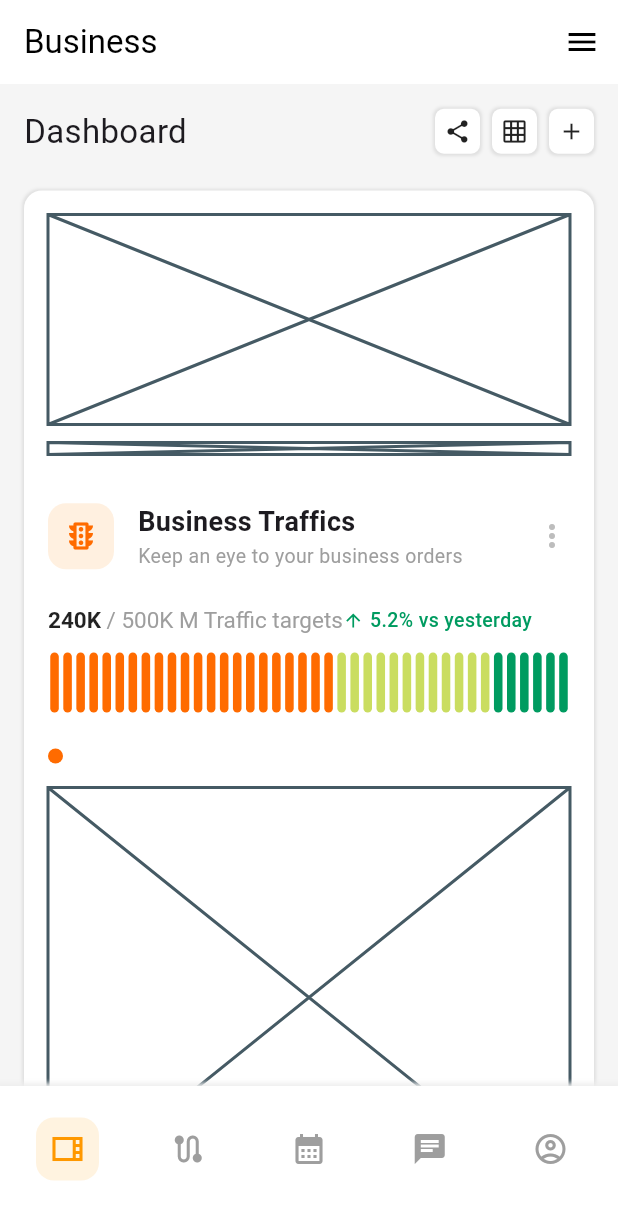
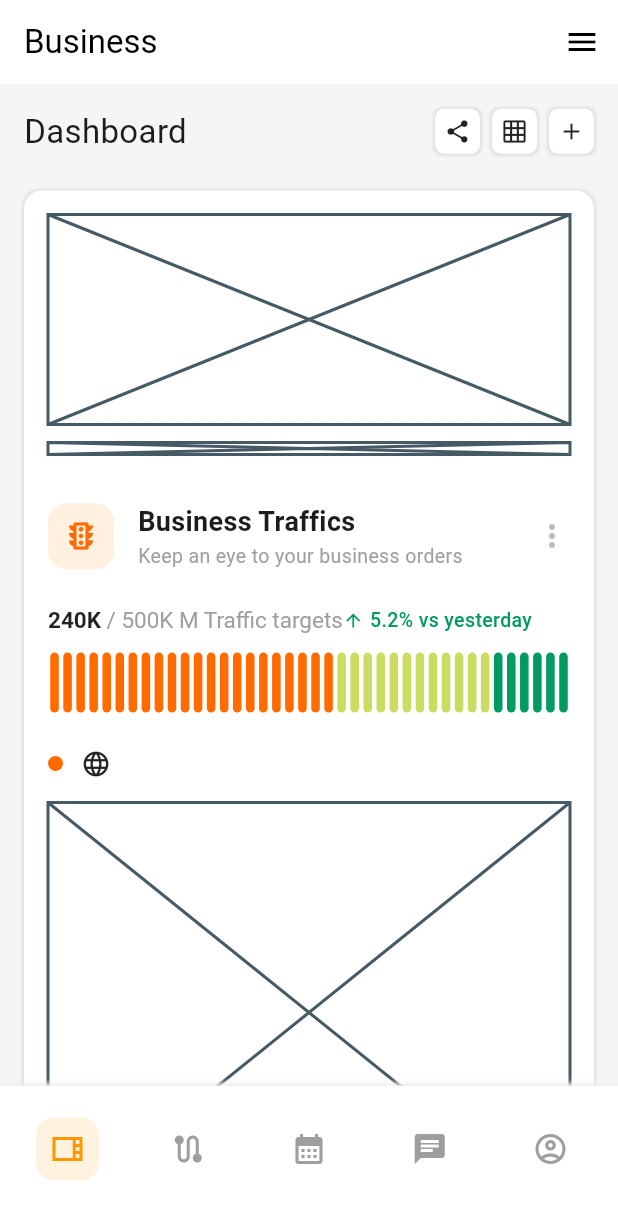
Before and after one commit to JAICHANGPARK/flutter_notebook_chapter_49, a Flutter app: the BusinessMainPage screen opened directly, on a phone screen of 412 x 824 dp. Shown: the top 1220 px of the screen. Run offline on Flutter 3.47's test engine with Material 3 defaults, Android fonts, the phone set to English and light mode, and no system bars; our stand-ins replace dots_indicator, gap, google_fonts.

Commit message:
Update business_traffic_card_widget.dart

```diff
--- a/lib/ep2467_business_control_center_app/ui/business_traffic_card_widget.dart
+++ b/lib/ep2467_business_control_center_app/ui/business_traffic_card_widget.dart
@@ -164,6 +164,9 @@ class PlatformRow extends StatelessWidget {
           decoration: BoxDecoration(color: color,
           shape: BoxShape.circle),
         ),
+        Gap(12),
+        Icon(icon, size: 20, color: Colors.black87,),
+        Gap(8),
       ],
     );
   }
```
